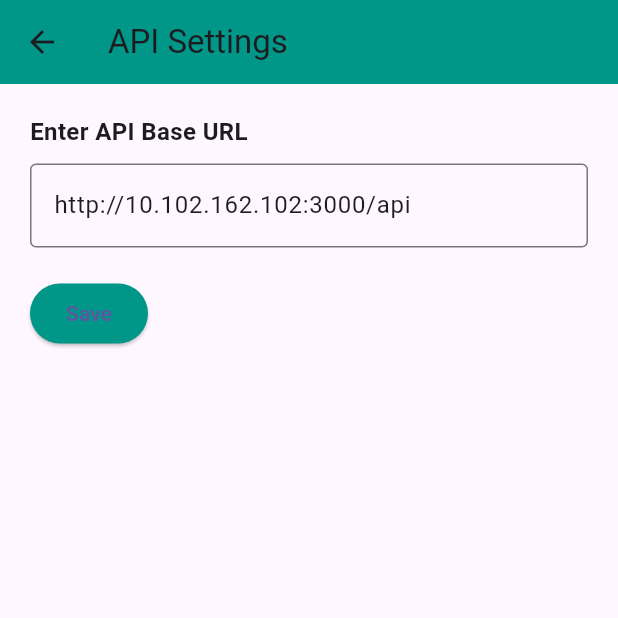
After one commit to AddinSuhaimi/aqualeaf_app, a Flutter app: the screen it shows after launch, after a tap on the "settings" icon, on a phone screen of 412 x 824 dp, the top half of it. The commit adds this screen. Run offline on Flutter 3.47's test engine with Material 3 defaults, Android fonts, the phone set to English and light mode, and no system bars; our stand-ins replace camera, flutter_secure_storage, shared_preferences, sqflite; accounts and stored records are empty; network calls fail.

Commit message:
added in-app IP config file for api connection

```diff
--- a/lib/config.dart
+++ b/lib/config.dart
@@ -1,3 +1,4 @@
+/*
 class AppConfig {
   // Default to localhost for Android emulator (10.0.2.2)
   static const String apiBaseUrl = String.fromEnvironment(
@@ -5,3 +6,21 @@ class AppConfig {
     defaultValue: "http://10.0.2.2:3000/api",
   );
 }
+*/
+import 'package:shared_preferences/shared_preferences.dart';
+
+class AppConfig {
+  static String? _apiBaseUrl;
+
+  static Future<void> init() async {
+    final prefs = await SharedPreferences.getInstance();
+    _apiBaseUrl = prefs.getString('apiBaseUrl') ?? 'http://10.102.162.102:3000/api';
+  }
+
+  static String get apiBaseUrl => _apiBaseUrl!;
+  static Future<void> setApiBaseUrl(String url) async {
+    final prefs = await SharedPreferences.getInstance();
+    await prefs.setString('apiBaseUrl', url);
+    _apiBaseUrl = url;
+  }
+}
--- a/lib/main.dart
+++ b/lib/main.dart
@@ -2,6 +2,7 @@ import 'package:flutter/material.dart';
 import 'screens/splash_screen.dart';
 
 void main() {
+  WidgetsFlutterBinding.ensureInitialized();
   runApp(const AquaLeafApp());
 }
 
--- /dev/null
+++ b/lib/screens/api_settings_screen.dart
@@ -0,0 +1,63 @@
+import 'package:flutter/material.dart';
+import '../config.dart';
+
+class ApiSettingsScreen extends StatefulWidget {
+  const ApiSettingsScreen({super.key});
+
+  @override
+  State<ApiSettingsScreen> createState() => _ApiSettingsScreenState();
+}
+
+class _ApiSettingsScreenState extends State<ApiSettingsScreen> {
+  late TextEditingController _controller;
+
+  @override
+  void initState() {
+    super.initState();
+    // Pre-fill with the current URL
+    _controller = TextEditingController(text: AppConfig.apiBaseUrl);
+  }
+
+  @override
+  Widget build(BuildContext context) {
+    return Scaffold(
+      appBar: AppBar(
+        title: const Text('API Settings'),
+        backgroundColor: Colors.teal,
+      ),
+      body: Padding(
+        padding: const EdgeInsets.all(20.0),
+        child: Column(
+          crossAxisAlignment: CrossAxisAlignment.start,
+          children: [
+            const Text(
+              'Enter API Base URL',
+              style: TextStyle(fontSize: 16, fontWeight: FontWeight.bold),
+            ),
+            const SizedBox(height: 10),
+            TextField(
+              controller: _controller,
+              decoration: const InputDecoration(
+                border: OutlineInputBorder(),
+                hintText: 'http://192.168.x.x:3000/api',
+              ),
+            ),
+            const SizedBox(height: 20),
+            ElevatedButton(
+              onPressed: () async {
+                await AppConfig.setApiBaseUrl(_controller.text.trim());
+                if (!context.mounted) return;
+                ScaffoldMessenger.of(context).showSnackBar(
+                  const SnackBar(content: Text('API URL saved!')),
+                );
+                Navigator.pop(context); // return to previous screen
+              },
+              style: ElevatedButton.styleFrom(backgroundColor: Colors.teal),
+              child: const Text('Save'),
+            ),
+          ],
+        ),
+      ),
+    );
+  }
+}
--- a/lib/screens/login_screen.dart
+++ b/lib/screens/login_screen.dart
@@ -3,6 +3,7 @@ import '../services/api_service.dart';
 import '../services/token_storage.dart';
 import 'species_selection_screen.dart';
 import 'home_screen.dart';
+import 'api_settings_screen.dart';
 
 class LoginScreen extends StatefulWidget {
   const LoginScreen({super.key});
@@ -157,6 +158,16 @@ class _LoginScreenState extends State<LoginScreen> {
           ),
         ),
       ),
+      floatingActionButton: FloatingActionButton(
+        backgroundColor: Colors.teal,
+        child: const Icon(Icons.settings),
+        onPressed: () {
+          Navigator.push(
+            context,
+            MaterialPageRoute(builder: (_) => ApiSettingsScreen()),
+          );
+        },
+      ),
     );
   }
 }
--- a/lib/screens/splash_screen.dart
+++ b/lib/screens/splash_screen.dart
@@ -3,6 +3,8 @@ import '../services/token_storage.dart';
 import '../services/api_service.dart';
 import 'login_screen.dart';
 import 'home_screen.dart';
+import 'package:aqualeaf_app/config.dart';
+import 'api_settings_screen.dart';
 
 class SplashScreen extends StatefulWidget {
   const SplashScreen({super.key});
@@ -19,6 +21,7 @@ class _SplashScreenState extends State<SplashScreen> {
   }
 
   Future<void> _checkLoginStatus() async {
+    await AppConfig.init();  // ONLY FOR DEV, REMOVE IN PRODUCTION
     await Future.delayed(const Duration(seconds: 1)); // small splash delay
     final token = await TokenStorage.getToken();
 
@@ -47,9 +50,9 @@ class _SplashScreenState extends State<SplashScreen> {
 
   @override
   Widget build(BuildContext context) {
-    return const Scaffold(
+    return Scaffold(
       backgroundColor: Colors.white,
-      body: Center(
+      body: const Center(
         child: Column(
           mainAxisAlignment: MainAxisAlignment.center,
           children: [
@@ -59,6 +62,18 @@ class _SplashScreenState extends State<SplashScreen> {
           ],
         ),
       ),
+
+      floatingActionButton: FloatingActionButton(
+        backgroundColor: Colors.teal,
+        child: const Icon(Icons.settings),
+        onPressed: () {
+          Navigator.push(
+            context,
+            MaterialPageRoute(builder: (_) => ApiSettingsScreen()),
+          );
+        },
+      ),
+
     );
   }
 }
--- a/pubspec.yaml
+++ b/pubspec.yaml
@@ -37,6 +37,7 @@ dependencies:
   camera: ^0.10.5+5
   path: ^1.9.0
   image: ^4.1.7
+  shared_preferences: ^2.3.2
 
   # The following adds the Cupertino Icons font to your application.
   # Use with the CupertinoIcons class for iOS style icons.
```
Also changed, not shown: pubspec.lock.
